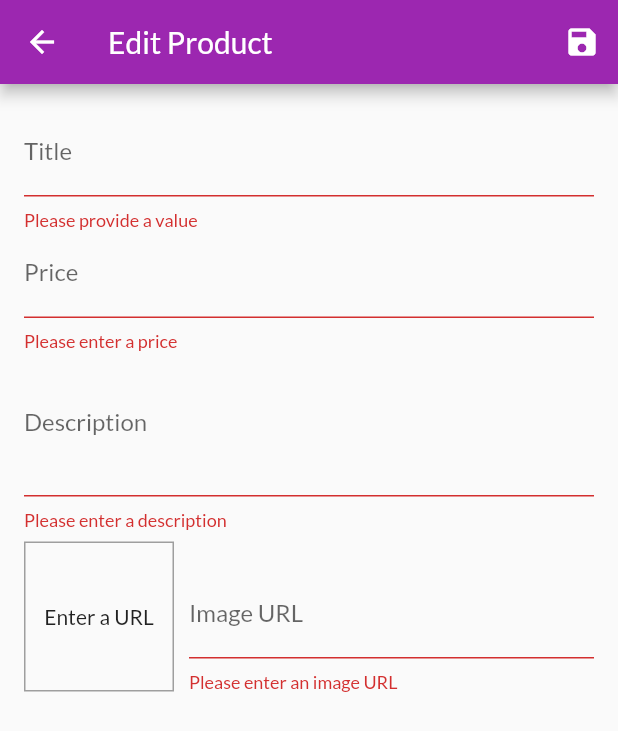
After one commit to Danevandy99/Flutter-Shop-App, a Flutter app: the EditProductScreen screen opened by its route, after a tap on the "save" icon, on a phone screen of 412 x 824 dp. The commit adds this screen. Shown: the top 731 px of the screen. Run offline on Flutter 3.47's test engine with Material 2 defaults, Android fonts, the phone set to English and light mode, and no system bars; network calls fail.

Commit message:
End of Section 9

```diff
--- a/lib/main.dart
+++ b/lib/main.dart
@@ -7,6 +7,8 @@ import './providers/cart.dart';
 import './screens/cart_screen.dart';
 import './providers/orders.dart';
 import './screens/orders_screen.dart';
+import './screens/user_products_screen.dart';
+import './screens/edit_product_screen.dart';
 
 void main() => runApp(MyApp());
 
@@ -37,6 +39,8 @@ class MyApp extends StatelessWidget {
           ProductDetailScreen.routeName: (_) => ProductDetailScreen(),
           CartScreen.routeName: (_) => CartScreen(),
           OrdersScreen.routeName: (_) => OrdersScreen(),
+          UserProductsScreen.routeName: (_) => UserProductsScreen(),
+          EditProductScreen.routeName: (_) => EditProductScreen(),
         },
       ),
     );
--- a/lib/providers/products_provider.dart
+++ b/lib/providers/products_provider.dart
@@ -65,8 +65,29 @@ class ProductsProvider with ChangeNotifier {
   //   notifyListeners();
   // }
 
-  void addProduct() {
-    //_items.add(value);
+  void addProduct(Product product) {
+    final newProduct = Product(
+      title: product.title,
+      description: product.description,
+      imageUrl: product.imageUrl,
+      price: product.price,
+      id: DateTime.now().toString(),
+    );
+    _items.add(newProduct);
+    notifyListeners();
+  }
+
+  void updateProduct(String id, Product product) {
+    final productIndex = _items.indexWhere((product) => product.id == id);
+
+    if (productIndex >= 0) {
+      _items[productIndex] = product;
+      notifyListeners();
+    }
+  }
+
+  void deleteProduct(String id) {
+    _items.removeWhere((product) => product.id == id);
     notifyListeners();
   }
 }
--- /dev/null
+++ b/lib/screens/edit_product_screen.dart
@@ -0,0 +1,254 @@
+import 'package:flutter/material.dart';
+import 'package:flutter_complete_guide/providers/products_provider.dart';
+import 'package:provider/provider.dart';
+import '../providers/product.dart';
+
+class EditProductScreen extends StatefulWidget {
+  static const routeName = '/edit-product';
+
+  @override
+  _EditProductScreenState createState() => _EditProductScreenState();
+}
+
+class _EditProductScreenState extends State<EditProductScreen> {
+  final _priceFocusNode = FocusNode();
+  final _descriptionFocusNode = FocusNode();
+  final _imageUrlFocusNode = FocusNode();
+  final _imageUrlController = TextEditingController();
+  final _form = GlobalKey<FormState>();
+  var _editedProduct =
+      Product(id: null, title: '', price: 0.0, description: '', imageUrl: '');
+  var _initValues = {
+    'title': '',
+    'description': '',
+    'price': '',
+  };
+  var _isInit = true;
+
+  @override
+  void initState() {
+    super.initState();
+
+    _imageUrlFocusNode.addListener(_updateImageUrl);
+  }
+
+  @override
+  void didChangeDependencies() {
+    super.didChangeDependencies();
+
+    if (_isInit) {
+      final productId = ModalRoute.of(context).settings.arguments as String;
+
+      if (productId != null) {
+        _editedProduct = Provider.of<ProductsProvider>(context, listen: false)
+            .findById(productId);
+        _initValues = {
+          'title': _editedProduct.title,
+          'description': _editedProduct.description,
+          'price': _editedProduct.price.toString(),
+        };
+        _imageUrlController.text = _editedProduct.imageUrl;
+      }
+
+      _isInit = false;
+    }
+  }
+
+  void _updateImageUrl() {
+    if (!_imageUrlFocusNode.hasFocus) {
+      if ((!_imageUrlController.text.startsWith('http') &&
+              !_imageUrlController.text.startsWith('https')) ||
+          (!_imageUrlController.text.endsWith('.png') &&
+              !_imageUrlController.text.endsWith('.jpg') &&
+              !_imageUrlController.text.endsWith('.jpeg'))) {
+        return;
+      }
+
+      setState(() {});
+    }
+  }
+
+  @override
+  void dispose() {
+    super.dispose();
+    _priceFocusNode.dispose();
+    _descriptionFocusNode.dispose();
+    _imageUrlFocusNode.removeListener(_updateImageUrl);
+    _imageUrlFocusNode.dispose();
+    _imageUrlController.dispose();
+  }
+
+  void _saveForm() {
+    final isValid = _form.currentState.validate();
+    if (!isValid) return;
+
+    _form.currentState.save();
+
+    if (_editedProduct.id != null) {
+      Provider.of<ProductsProvider>(context, listen: false)
+          .updateProduct(_editedProduct.id, _editedProduct);
+    } else {
+      Provider.of<ProductsProvider>(context, listen: false)
+          .addProduct(_editedProduct);
+    }
+
+    Navigator.of(context).pop();
+  }
+
+  @override
+  Widget build(BuildContext context) {
+    return Scaffold(
+      appBar: AppBar(
+        title: Text('Edit Product'),
+        actions: [IconButton(onPressed: _saveForm, icon: Icon(Icons.save))],
+      ),
+      body: Padding(
+        padding: const EdgeInsets.all(16),
+        child: Form(
+          key: _form,
+          child: ListView(
+            children: [
+              TextFormField(
+                initialValue: _initValues['title'],
+                decoration: InputDecoration(labelText: 'Title'),
+                textInputAction: TextInputAction.next,
+                onFieldSubmitted: (_) =>
+                    FocusScope.of(context).requestFocus(_priceFocusNode),
+                validator: (value) {
+                  if (value.isEmpty) {
+                    return 'Please provide a value';
+                  } else {
+                    return null;
+                  }
+                },
+                onSaved: (value) => _editedProduct = Product(
+                  title: value,
+                  description: _editedProduct.description,
+                  imageUrl: _editedProduct.imageUrl,
+                  price: _editedProduct.price,
+                  id: _editedProduct.id,
+                  isFavorite: _editedProduct.isFavorite,
+                ),
+              ),
+              TextFormField(
+                initialValue: _initValues['price'],
+                decoration: InputDecoration(labelText: 'Price'),
+                keyboardType: TextInputType.numberWithOptions(decimal: true),
+                textInputAction: TextInputAction.next,
+                focusNode: _priceFocusNode,
+                onFieldSubmitted: (_) =>
+                    FocusScope.of(context).requestFocus(_descriptionFocusNode),
+                onSaved: (value) => _editedProduct = Product(
+                  title: _editedProduct.title,
+                  description: _editedProduct.description,
+                  imageUrl: _editedProduct.imageUrl,
+                  price: double.parse(value),
+                  id: _editedProduct.id,
+                  isFavorite: _editedProduct.isFavorite,
+                ),
+                validator: (value) {
+                  if (value.isEmpty) {
+                    return 'Please enter a price';
+                  } else if (double.tryParse(value) == null) {
+                    return 'Please enter a valid number';
+                  } else if (double.parse(value) <= 0) {
+                    return 'Please enter a number greater than 0';
+                  } else {
+                    return null;
+                  }
+                },
+              ),
+              TextFormField(
+                initialValue: _initValues['description'],
+                decoration: InputDecoration(labelText: 'Description'),
+                keyboardType: TextInputType.multiline,
+                maxLines: 3,
+                focusNode: _descriptionFocusNode,
+                onSaved: (value) => _editedProduct = Product(
+                  title: _editedProduct.title,
+                  description: value,
+                  imageUrl: _editedProduct.imageUrl,
+                  price: _editedProduct.price,
+                  id: _editedProduct.id,
+                  isFavorite: _editedProduct.isFavorite,
+                ),
+                validator: (value) {
+                  if (value.isEmpty) {
+                    return 'Please enter a description';
+                  } else if (value.length < 10) {
+                    return 'Should be at least 10 characters long';
+                  } else {
+                    return null;
+                  }
+                },
+              ),
+              Row(
+                crossAxisAlignment: CrossAxisAlignment.end,
+                children: [
+                  Container(
+                    height: 100,
+                    width: 100,
+                    alignment: Alignment.center,
+                    margin: const EdgeInsets.only(
+                      top: 8,
+                      right: 10,
+                    ),
+                    decoration: BoxDecoration(
+                      border: Border.all(
+                        width: 1,
+                        color: Colors.grey,
+                      ),
+                    ),
+                    child: _imageUrlController.text.isEmpty
+                        ? Text('Enter a URL')
+                        : FittedBox(
+                            child: Image.network(
+                              _imageUrlController.text,
+                              fit: BoxFit.cover,
+                            ),
+                          ),
+                  ),
+                  Expanded(
+                    child: TextFormField(
+                      decoration: InputDecoration(labelText: 'Image URL'),
+                      keyboardType: TextInputType.url,
+                      textInputAction: TextInputAction.done,
+                      controller: _imageUrlController,
+                      focusNode: _imageUrlFocusNode,
+                      onEditingComplete: () {
+                        setState(() {});
+                      },
+                      onFieldSubmitted: (_) => _saveForm(),
+                      onSaved: (value) => _editedProduct = Product(
+                        title: _editedProduct.title,
+                        description: _editedProduct.description,
+                        imageUrl: value,
+                        price: _editedProduct.price,
+                        id: _editedProduct.id,
+                        isFavorite: _editedProduct.isFavorite,
+                      ),
+                      validator: (value) {
+                        if (value.isEmpty) {
+                          return 'Please enter an image URL';
+                        } else if (!value.startsWith('http') &&
+                            !value.startsWith('https')) {
+                          return 'Please enter a valid URL';
+                        } else if (!value.endsWith('.png') &&
+                            !value.endsWith('.jpg') &&
+                            !value.endsWith('.jpeg')) {
+                          return 'Please enter a valid image URL';
+                        } else {
+                          return null;
+                        }
+                      },
+                    ),
+                  ),
+                ],
+              ),
+            ],
+          ),
+        ),
+      ),
+    );
+  }
+}
--- a/lib/widgets/app_drawer.dart
+++ b/lib/widgets/app_drawer.dart
@@ -1,5 +1,7 @@
 import 'package:flutter/material.dart';
 import '../screens/orders_screen.dart';
+import '../screens/user_products_screen.dart';
+
 
 class AppDrawer extends StatelessWidget {
   @override
@@ -23,6 +25,12 @@ class AppDrawer extends StatelessWidget {
             title: Text('Orders'),
             onTap: () => Navigator.of(context).pushReplacementNamed(OrdersScreen.routeName),
           ),
+          Divider(),
+          ListTile(
+            leading: Icon(Icons.edit),
+            title: Text('Manage Products'),
+            onTap: () => Navigator.of(context).pushReplacementNamed(UserProductsScreen.routeName),
+          ),
         ],
       ),
     );
```
Also changed, not shown: lib/providers/cart.dart (+19 -0 lines), lib/screens/user_products_screen.dart (added, +44 -0 lines), lib/widgets/cart_item.dart (+19 -1 lines), lib/widgets/product_item.dart (+15 -5 lines), lib/widgets/user_product_item.dart (added, +39 -0 lines).
